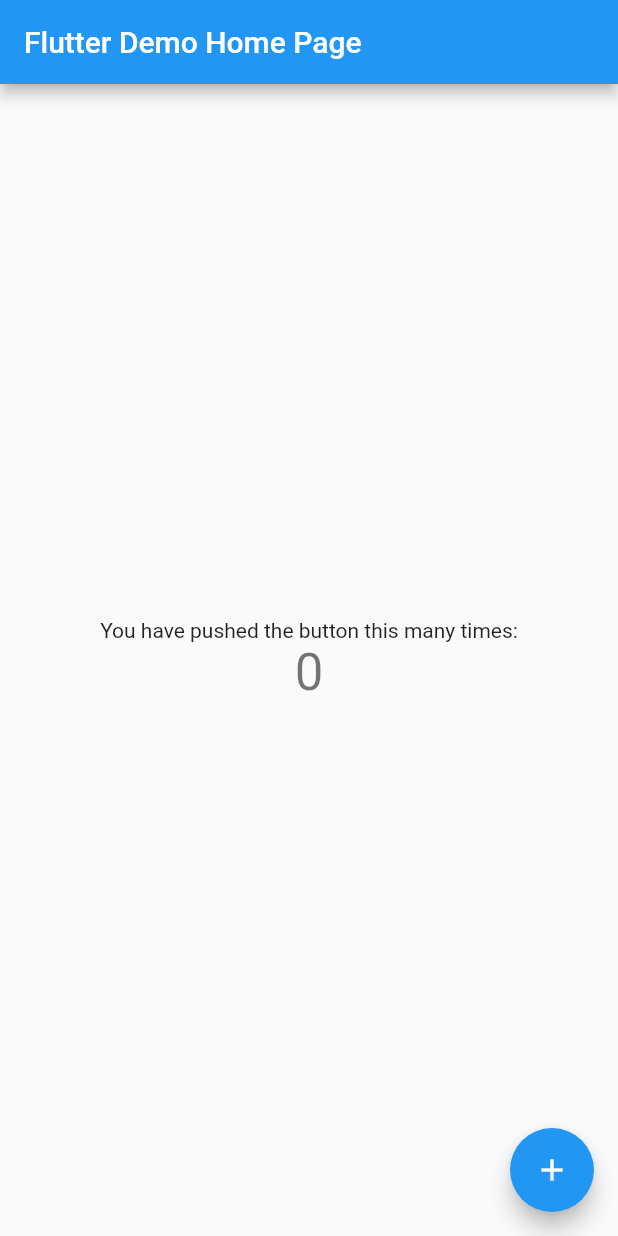
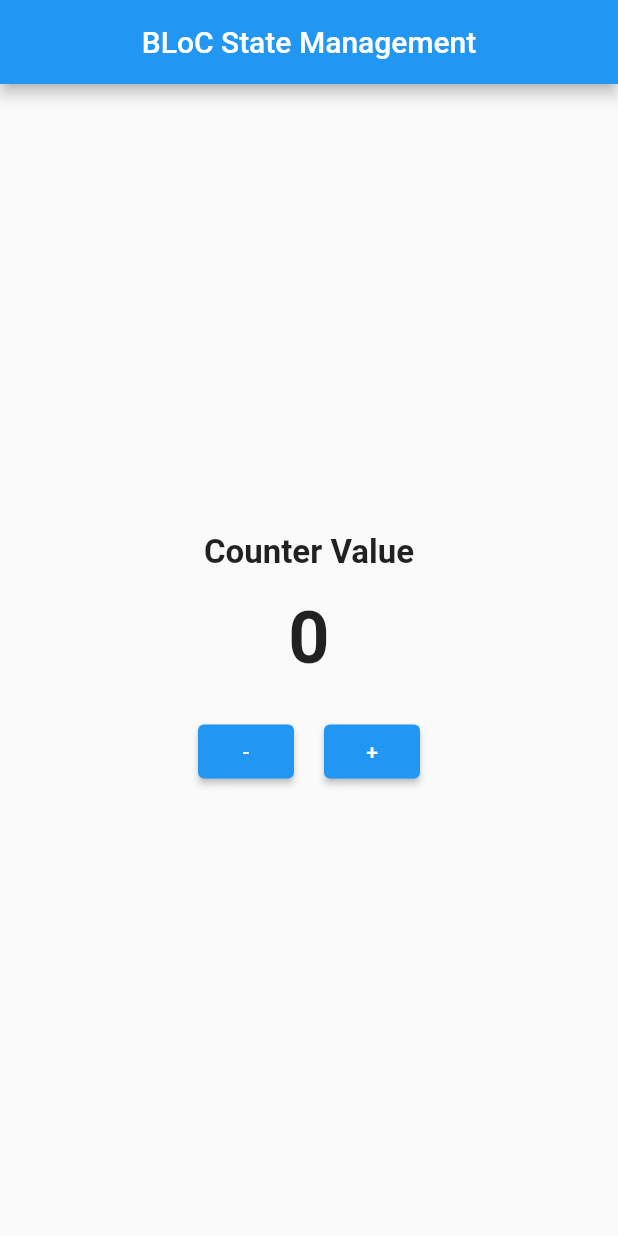
Before and after one commit to IAmAmroub/flutter-bloc-state-management, a Flutter app: the screen it shows after launch, on a phone screen of 412 x 824 dp. Run offline on Flutter 3.47's test engine with Material 2 defaults, Android fonts, the phone set to English and light mode, and no system bars; our stand-ins replace bloc, flutter_bloc.

Commit message:
Connect CounterBloc to UI

```diff
--- a/lib/main.dart
+++ b/lib/main.dart
@@ -1,4 +1,7 @@
+import 'package:bloc_state_management_app/blocs/counter/counter_bloc.dart';
 import 'package:flutter/material.dart';
+import 'package:flutter_bloc/flutter_bloc.dart';
+import 'ui/home_page.dart';
 
 void main() {
   runApp(const MyApp());
@@ -10,106 +13,16 @@
   // This widget is the root of your application.
   @override
   Widget build(BuildContext context) {
-    return MaterialApp(
-      title: 'Flutter Demo',
-      theme: ThemeData(
-        // This is the theme of your application.
-        //
-        // Try running your application with "flutter run". You'll see the
-        // application has a blue toolbar. Then, without quitting the app, try
-        // changing the primarySwatch below to Colors.green and then invoke
-        // "hot reload" (press "r" in the console where you ran "flutter run",
-        // or simply save your changes to "hot reload" in a Flutter IDE).
-        // Notice that the counter didn't reset back to zero; the application
-        // is not restarted.
-        primarySwatch: Colors.blue,
+    return BlocProvider(
+      create: (context) => CounterBloc(),
+      child: MaterialApp(
+        debugShowCheckedModeBanner: false,
+        title: 'Flutter Demo',
+        theme: ThemeData(
+          primarySwatch: Colors.blue,
+        ),
+        home: const HomePage(),
       ),
-      home: const MyHomePage(title: 'Flutter Demo Home Page'),
     );
   }
 }
-
-class MyHomePage extends StatefulWidget {
-  const MyHomePage({super.key, required this.title});
-
-  // This widget is the home page of your application. It is stateful, meaning
-  // that it has a State object (defined below) that contains fields that affect
-  // how it looks.
-
-  // This class is the configuration for the state. It holds the values (in this
-  // case the title) provided by the parent (in this case the App widget) and
-  // used by the build method of the State. Fields in a Widget subclass are
-  // always marked "final".
-
-  final String title;
-
-  @override
-  State<MyHomePage> createState() => _MyHomePageState();
-}
-
-class _MyHomePageState extends State<MyHomePage> {
-  int _counter = 0;
-
-  void _incrementCounter() {
-    setState(() {
-      // This call to setState tells the Flutter framework that something has
-      // changed in this State, which causes it to rerun the build method below
-      // so that the display can reflect the updated values. If we changed
-      // _counter without calling setState(), then the build method would not be
-      // called again, and so nothing would appear to happen.
-      _counter++;
-    });
-  }
-
-  @override
-  Widget build(BuildContext context) {
-    // This method is rerun every time setState is called, for instance as done
-    // by the _incrementCounter method above.
-    //
-    // The Flutter framework has been optimized to make rerunning build methods
-    // fast, so that you can just rebuild anything that needs updating rather
-    // than having to individually change instances of widgets.
-    return Scaffold(
-      appBar: AppBar(
-        // Here we take the value from the MyHomePage object that was created by
-        // the App.build method, and use it to set our appbar title.
-        title: Text(widget.title),
-      ),
-      body: Center(
-        // Center is a layout widget. It takes a single child and positions it
-        // in the middle of the parent.
-        child: Column(
-          // Column is also a layout widget. It takes a list of children and
-          // arranges them vertically. By default, it sizes itself to fit its
-          // children horizontally, and tries to be as tall as its parent.
-          //
-          // Invoke "debug painting" (press "p" in the console, choose the
-          // "Toggle Debug Paint" action from the Flutter Inspector in Android
-          // Studio, or the "Toggle Debug Paint" command in Visual Studio Code)
-          // to see the wireframe for each widget.
-          //
-          // Column has various properties to control how it sizes itself and
-          // how it positions its children. Here we use mainAxisAlignment to
-          // center the children vertically; the main axis here is the vertical
-          // axis because Columns are vertical (the cross axis would be
-          // horizontal).
-          mainAxisAlignment: MainAxisAlignment.center,
-          children: <Widget>[
-            const Text(
-              'You have pushed the button this many times:',
-            ),
-            Text(
-              '$_counter',
-              style: Theme.of(context).textTheme.headline4,
-            ),
-          ],
-        ),
-      ),
-      floatingActionButton: FloatingActionButton(
-        onPressed: _incrementCounter,
-        tooltip: 'Increment',
-        child: const Icon(Icons.add),
-      ), // This trailing comma makes auto-formatting nicer for build methods.
-    );
-  }
-}
--- /dev/null
+++ b/lib/ui/home_page.dart
@@ -0,0 +1,64 @@
+import 'package:bloc_state_management_app/blocs/counter/counter_bloc.dart';
+import 'package:flutter/material.dart';
+import 'package:flutter_bloc/flutter_bloc.dart';
+
+class HomePage extends StatelessWidget {
+  const HomePage({super.key});
+
+  @override
+  Widget build(BuildContext context) {
+    return Scaffold(
+      appBar: AppBar(
+        centerTitle: true,
+        title: const Text("BLoC State Management"),
+      ),
+      body: Center(
+        child: BlocBuilder<CounterBloc, CounterState>(
+          builder: ((context, state) {
+            return Column(
+              mainAxisAlignment: MainAxisAlignment.center,
+              children: [
+                const Text(
+                  'Counter Value',
+                  style: TextStyle(
+                    fontSize: 22,
+                    fontWeight: FontWeight.bold,
+                  ),
+                ),
+                const SizedBox(height: 16),
+                Text(
+                  '${state.countValue}',
+                  style: const TextStyle(
+                    fontSize: 48,
+                    fontWeight: FontWeight.bold,
+                  ),
+                ),
+                const SizedBox(height: 24),
+                Row(
+                  mainAxisAlignment: MainAxisAlignment.center,
+                  children: [
+                    ElevatedButton(
+                      onPressed: () {
+                        context.read<CounterBloc>().add(DecrementCounter());
+                      },
+                      child: const Text("-"),
+                    ),
+                    const SizedBox(
+                      width: 20,
+                    ),
+                    ElevatedButton(
+                      onPressed: () {
+                        context.read<CounterBloc>().add(IncrementCounter());
+                      },
+                      child: const Text("+"),
+                    ),
+                  ],
+                )
+              ],
+            );
+          }),
+        ),
+      ),
+    );
+  }
+}
```
